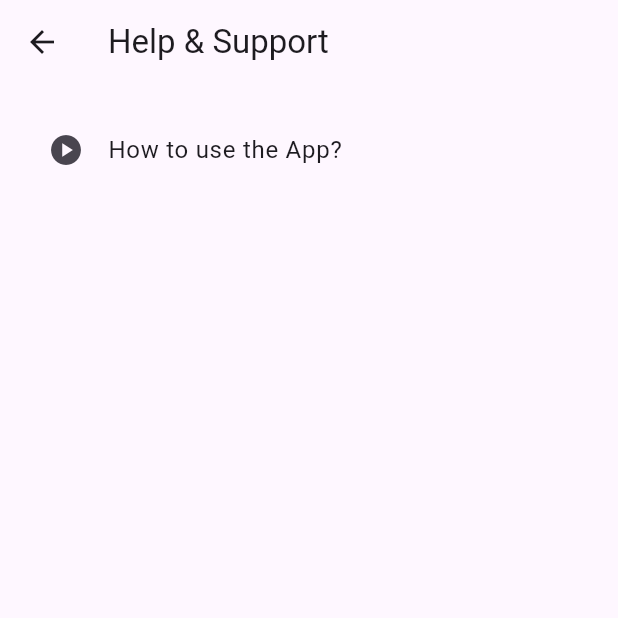
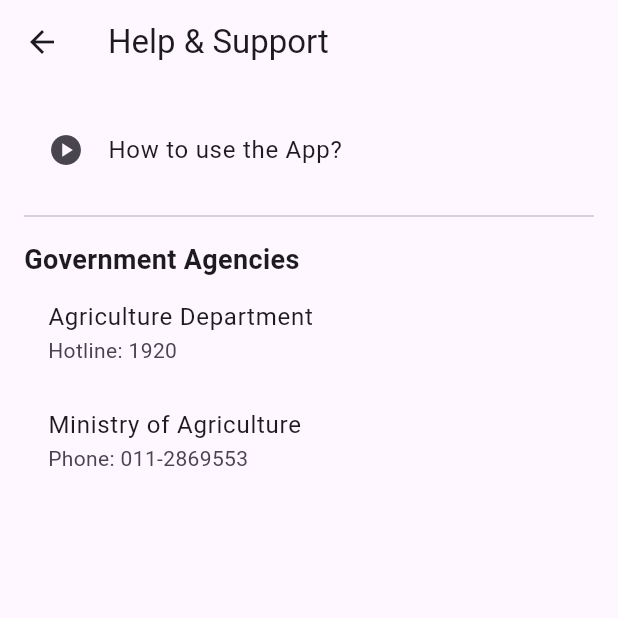
Before and after one commit to Ivan-6332/FreshtrackSL, a Flutter app: the HelpSupportScreen screen opened directly, on a phone screen of 412 x 824 dp, the top half of it. Run offline on Flutter 3.47's test engine with Material 3 defaults, Android fonts, the phone set to English and light mode, and no system bars.

Commit message:
Added agency contact details in help_support

```diff
--- a/Frontend/lib/screens/settings/help_support.dart
+++ b/Frontend/lib/screens/settings/help_support.dart
@@ -24,8 +24,25 @@ class HelpSupportScreen extends StatelessWidget {
             leading: const Icon(Icons.play_circle),
             title: const Text('How to use the App?'),
             onTap: () => _launchURL('https://youtube.com/your-tutorial-video'),
-          )
-          // Add agency contacts here
+          ),
+          const Divider(height: 32),
+          const Text(
+            'Government Agencies',
+            style: TextStyle(
+              fontSize: 18,
+              fontWeight: FontWeight.bold,
+            ),
+            padding: EdgeInsets.symmetric(vertical: 8),
+          ),
+          const ListTile(
+            title: Text('Agriculture Department'),
+            subtitle: Text('Hotline: 1920'),
+          ),
+          const ListTile(
+            title: Text('Ministry of Agriculture'),
+            subtitle: Text('Phone: 011-2869553'),
+          ),
+          // Add more agency contacts as needed
         ],
       ),
     );
```
